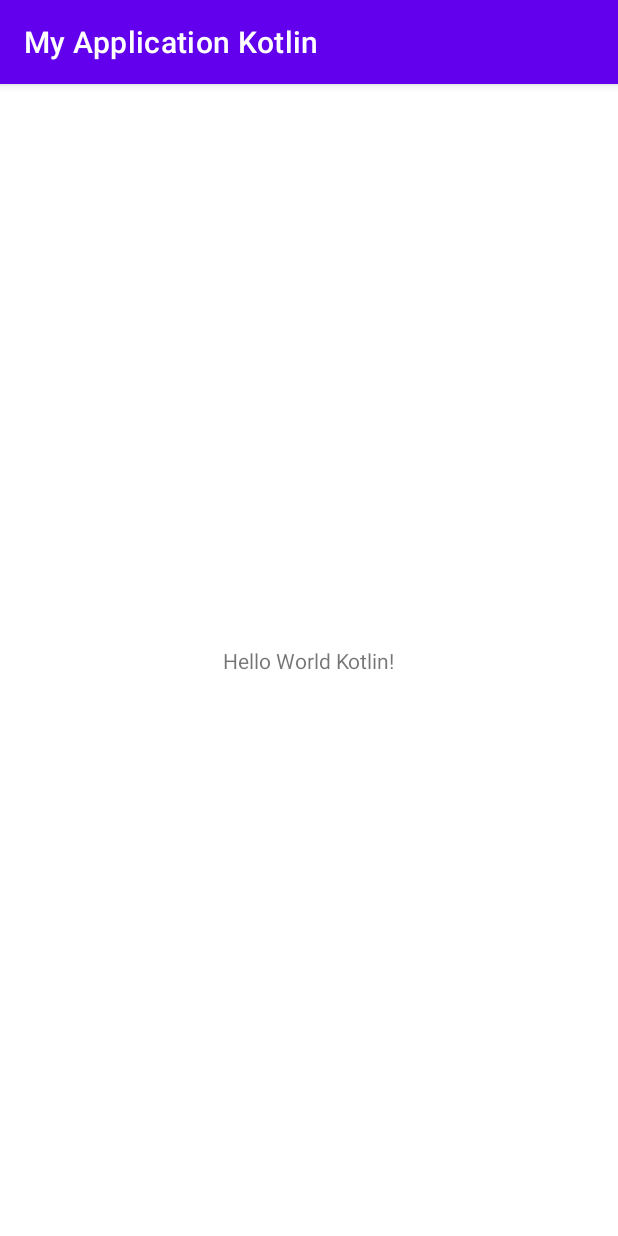
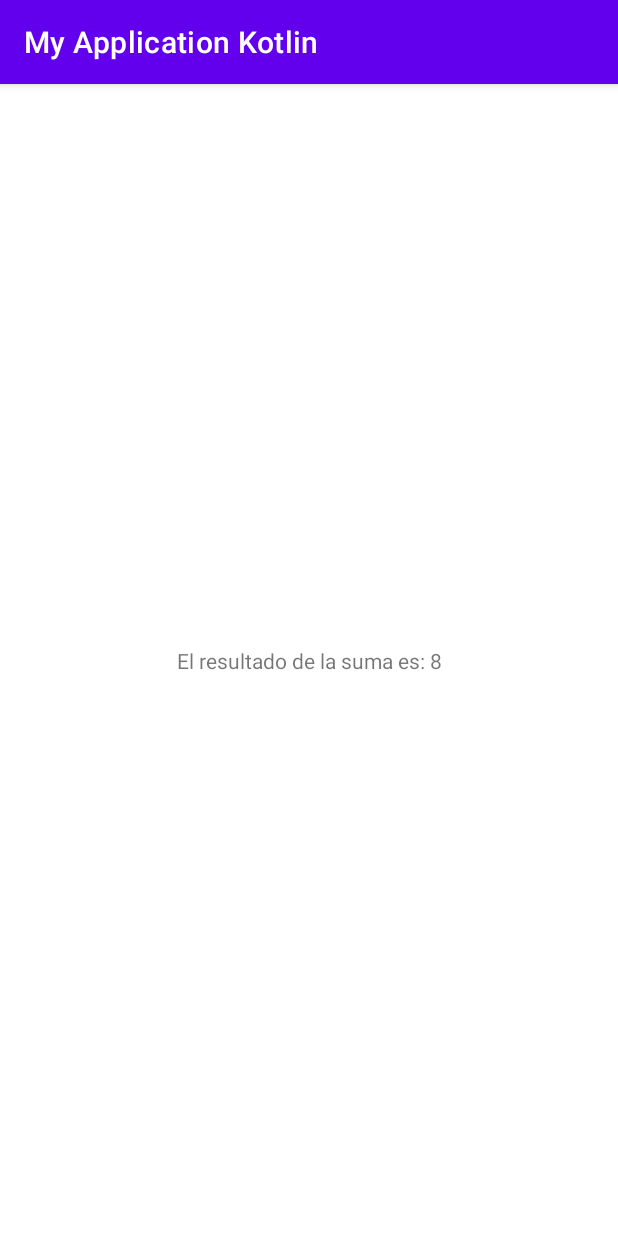
Before and after one commit to An-Bast-Donar/AndroidStudio-With-Kotlin, an Android app: the screen it shows after launch (MainActivity), on a phone screen of 412 x 824 dp. Run offline under Robolectric (Android 15) with nearby library versions, the phone set to English and light mode, and no system bars.

Commit message:
Kotlin basico-avanzado

```diff
--- a/MyApplicationKotlin/app/src/main/java/com/technicaltestjuanrondon/myapplicationkotlin/MainActivity.kt
+++ b/MyApplicationKotlin/app/src/main/java/com/technicaltestjuanrondon/myapplicationkotlin/MainActivity.kt
@@ -2,10 +2,100 @@ package com.technicaltestjuanrondon.myapplicationkotlin
 
 import androidx.appcompat.app.AppCompatActivity
 import android.os.Bundle
+import android.util.Log
+import android.widget.TextView
 
 class MainActivity : AppCompatActivity() {
+    // Declaración de una constante
+    val PI = 3.14159
+
+    // Declaración de una variable
+    var x = 5
+
+    // Declaración de una constante con tipo de datos especificado
+    val message: String = "Hola, mundo!"
+
+    // Declaración de una variable con tipo de datos especificado
+    var y: Int = 10
+
+    // Kotlin infiere que "z" es de tipo Int
+    val z = 15
+
+    // Kotlin infiere que "greeting" es de tipo String
+    var greeting = "¡Hola!"
+
+    // Variable que puede ser nula
+    var miVariable: String? = null
+
     override fun onCreate(savedInstanceState: Bundle?) {
         super.onCreate(savedInstanceState)
         setContentView(R.layout.activity_main)
+
+        // Busca la referencia del TextView con el ID "myTextView"
+        val myTextView = findViewById<TextView>(R.id.myTextView)
+
+        // Calcula el resultado de la suma y actualiza el texto del TextView
+        val result = sum(5, 3)
+        myTextView.text = "El resultado de la suma es: $result"
+
+        val resultC = sum(5, 3)
+        Log.d("MainActivity", "El resultado de la suma es: $resultC") // Imprime "El resultado de la suma es: 8"
+
+        // Funcion infix
+        val a = 10
+        val b = 5
+        val resulted = a esMayorQue b
+        println(resulted)
+
+        // Arreglo de argumentos
+        val resultado = adicion(1, 2, 3, 4)
+        println(resultado) // imprime 10
+
+        // Bucle for
+        val numeros = intArrayOf(1, 2, 3, 4, 5)
+        for (numero in numeros) {
+            println(numero)
+        }
+
+        // Bucle while
+        var contador = 1
+        while (contador <= 5) {
+            println(contador)
+            contador++
+        }
+
+        // Sentencia when
+        val dia = 3
+        when (dia) {
+            1 -> println("Lunes")
+            2 -> println("Martes")
+            3 -> println("Miércoles")
+            4 -> println("Jueves")
+            5 -> println("Viernes")
+            6 -> println("Sábado")
+            7 -> println("Domingo")
+            else -> println("Día inválido")
+        }
+
+    }
+
+    private fun sum(num1: Int, num2: Int): Int {
+        return num1 + num2
+    }
+
+    private fun sum(num1: Double, num2: Double): Double {
+        return num1 + num2
+    }
+
+    private fun adicion(vararg numeros: Int): Int {
+        var resultadop = 0
+        for (num in numeros) {
+            resultadop += num
+        }
+        return resultadop
+    }
+
+    infix fun Int.esMayorQue(numero: Int): Boolean {
+        return this > numero
     }
 }
--- a/MyApplicationKotlin/app/src/main/res/layout/activity_main.xml
+++ b/MyApplicationKotlin/app/src/main/res/layout/activity_main.xml
@@ -7,6 +7,7 @@
     tools:context=".MainActivity">
 
     <TextView
+        android:id="@+id/myTextView"
         android:layout_width="wrap_content"
         android:layout_height="wrap_content"
         android:text="Hello World Kotlin!"
```
Also changed, not shown: 1 other file.
